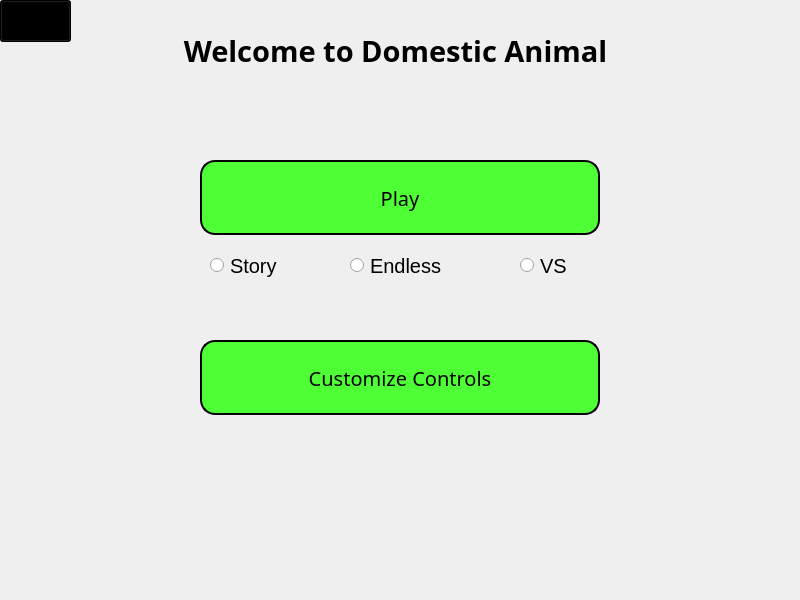
First picture: the form in launcher/ui/launcher.ui, repository domestic-animal/Domestic-Animal, before the edit.
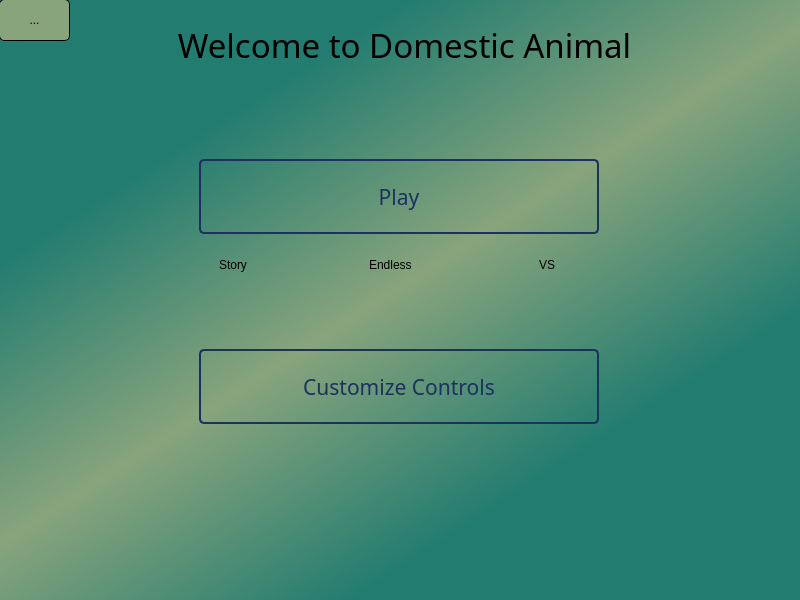
Second picture: the form after the edit.

Patch:
```diff
--- a/launcher/ui/launcher.ui
+++ b/launcher/ui/launcher.ui
@@ -14,11 +14,37 @@
    <string>MainWindow</string>
   </property>
   <property name="styleSheet">
-   <string notr="true">QPushButton{
-	border: 2px solid;
-	border-radius: 15px;
-	background-color: rgb(79, 255, 53);
-	font-size: 20px;
+   <string notr="true">background-color:qlineargradient(spread:reflect, x1:0.084, y1:0.0454545, x2:0.474, y2:0.499591, stop:0.401832 rgba(34, 124, 112, 255), stop:1 rgba(136, 164, 124, 255))
+</string>
+  </property>
+  <widget class="QWidget" name="centralwidget">
+   <property name="styleSheet">
+    <string notr="true">QFrame{
+background-color: transparent;
+}</string>
+   </property>
+   <widget class="QFrame" name="frame">
+    <property name="geometry">
+     <rect>
+      <x>-1</x>
+      <y>-1</y>
+      <width>801</width>
+      <height>601</height>
+     </rect>
+    </property>
+    <property name="styleSheet">
+     <string notr="true">QWidget{
+background-color: transparent;
+}
+QLabel{
+font: 25pt &quot;Kristen ITC&quot;;
+border: 0px;
+}
+QPushButton{
+color: rgb(28, 49, 94);
+border: 2px solid rgb(28, 49, 94);
+border-radius: 5px;
+font: 16pt &quot;Kristen ITC&quot;;
 }
 QPushButton::hover{
 	background-color: red;
@@ -27,28 +53,124 @@
 	background-color: red;
 	border: 10px solid green;
 }
-
+QToolButton{
+background-color: rgb(136, 164, 124);
+border: 1px solid;
+border-radius: 5px;
+}
+QToolButton::hover{
+background-color: rgb(230, 226, 195);
+}
 QRadioButton{
-	font-size: 20px;
-	font: 16pt &quot;Purisa&quot;;
-}</string>
-  </property>
-  <widget class="QWidget" name="centralwidget">
+font: 16pt &quot;Kristen ITC&quot;;
+}
+</string>
+    </property>
+    <property name="frameShape">
+     <enum>QFrame::StyledPanel</enum>
+    </property>
+    <property name="frameShadow">
+     <enum>QFrame::Raised</enum>
+    </property>
+    <widget class="QPushButton" name="bt_play">
+     <property name="geometry">
+      <rect>
+       <x>200</x>
+       <y>160</y>
+       <width>400</width>
+       <height>75</height>
+      </rect>
+     </property>
+     <property name="font">
+      <font>
+       <family>Kristen ITC</family>
+       <pointsize>16</pointsize>
+       <weight>50</weight>
+       <italic>false</italic>
+       <bold>false</bold>
+      </font>
+     </property>
+     <property name="text">
+      <string>Play</string>
+     </property>
+    </widget>
+    <widget class="QRadioButton" name="bt_vs">
+     <property name="geometry">
+      <rect>
+       <x>520</x>
+       <y>250</y>
+       <width>81</width>
+       <height>31</height>
+      </rect>
+     </property>
+     <property name="text">
+      <string>VS</string>
+     </property>
+    </widget>
+    <widget class="QRadioButton" name="bt_endless">
+     <property name="geometry">
+      <rect>
+       <x>350</x>
+       <y>250</y>
+       <width>101</width>
+       <height>31</height>
+      </rect>
+     </property>
+     <property name="text">
+      <string>Endless</string>
+     </property>
+    </widget>
+    <widget class="QRadioButton" name="bt_story">
+     <property name="geometry">
+      <rect>
+       <x>200</x>
+       <y>250</y>
+       <width>81</width>
+       <height>31</height>
+      </rect>
+     </property>
+     <property name="text">
+      <string>Story</string>
+     </property>
+    </widget>
+    <widget class="QPushButton" name="bt_custom">
+     <property name="geometry">
+      <rect>
+       <x>200</x>
+       <y>350</y>
+       <width>400</width>
+       <height>75</height>
+      </rect>
+     </property>
+     <property name="font">
+      <font>
+       <family>Kristen ITC</family>
+       <pointsize>16</pointsize>
+       <weight>50</weight>
+       <italic>false</italic>
+       <bold>false</bold>
+      </font>
+     </property>
+     <property name="text">
+      <string>Customize Controls</string>
+     </property>
+    </widget>
    <widget class="QLabel" name="label">
     <property name="geometry">
      <rect>
-      <x>-10</x>
-      <y>25</y>
+       <x>0</x>
+       <y>20</y>
       <width>811</width>
       <height>51</height>
      </rect>
     </property>
     <property name="font">
      <font>
-      <family>Purisa</family>
-      <pointsize>22</pointsize>
-      <weight>75</weight>
-      <bold>true</bold>
+       <family>Kristen ITC</family>
+       <pointsize>25</pointsize>
+       <weight>50</weight>
+       <italic>false</italic>
+       <bold>false</bold>
       <underline>false</underline>
       <kerning>true</kerning>
      </font>
@@ -60,83 +182,6 @@
      <set>Qt::AlignCenter</set>
     </property>
    </widget>
-   <widget class="QPushButton" name="bt_custom">
-    <property name="geometry">
-     <rect>
-      <x>200</x>
-      <y>340</y>
-      <width>400</width>
-      <height>75</height>
-     </rect>
-    </property>
-    <property name="font">
-     <font>
-      <family>Purisa</family>
-      <pointsize>-1</pointsize>
-     </font>
-    </property>
-    <property name="text">
-     <string>Customize Controls</string>
-    </property>
-   </widget>
-   <widget class="QPushButton" name="bt_play">
-    <property name="geometry">
-     <rect>
-      <x>200</x>
-      <y>160</y>
-      <width>400</width>
-      <height>75</height>
-     </rect>
-    </property>
-    <property name="font">
-     <font>
-      <family>Purisa</family>
-      <pointsize>-1</pointsize>
-     </font>
-    </property>
-    <property name="text">
-     <string>Play</string>
-    </property>
-   </widget>
-   <widget class="QRadioButton" name="bt_story">
-    <property name="geometry">
-     <rect>
-      <x>210</x>
-      <y>250</y>
-      <width>81</width>
-      <height>31</height>
-     </rect>
-    </property>
-    <property name="text">
-     <string>Story</string>
-    </property>
-   </widget>
-   <widget class="QRadioButton" name="bt_endless">
-    <property name="geometry">
-     <rect>
-      <x>350</x>
-      <y>250</y>
-      <width>111</width>
-      <height>31</height>
-     </rect>
-    </property>
-    <property name="text">
-     <string>Endless</string>
-    </property>
-   </widget>
-   <widget class="QRadioButton" name="bt_vs">
-    <property name="geometry">
-     <rect>
-      <x>520</x>
-      <y>250</y>
-      <width>81</width>
-      <height>31</height>
-     </rect>
-    </property>
-    <property name="text">
-     <string>VS</string>
-    </property>
-   </widget>
    <widget class="QToolButton" name="bt_back">
     <property name="geometry">
      <rect>
@@ -147,11 +192,12 @@
      </rect>
     </property>
     <property name="styleSheet">
-     <string notr="true">background-color: black</string>
+      <string notr="true"/>
     </property>
     <property name="text">
      <string>...</string>
     </property>
+    </widget>
    </widget>
   </widget>
  </widget>
```
Left out of the diff: 7 changed lines with no effect on the pictures. Lines whose indentation alone changed are shown as unchanged.
